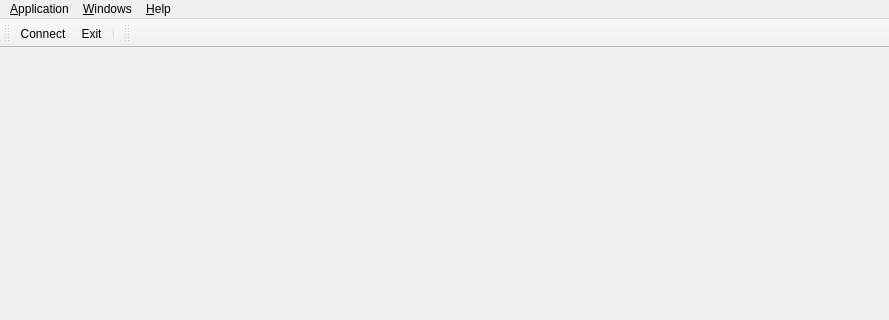
Before: the Qt Designer form lib/nicos/gui/main.ui in mlz-ictrl/nicos, drawn with Qt 5; both pictures show x 0 to 889 and y 0 to 320 of the 889 by 766 pixel window.
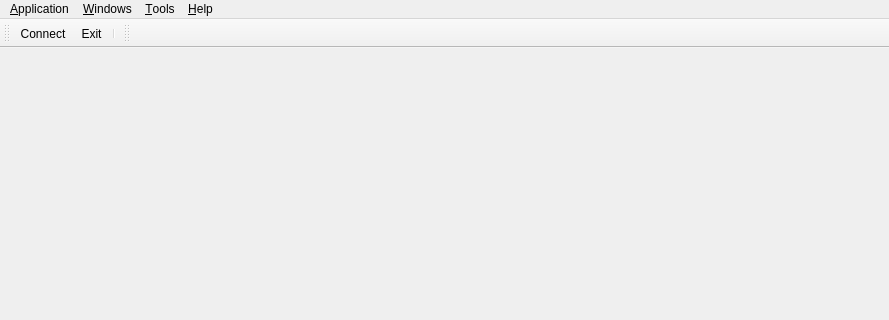
After: the same form once the commit is applied. Icons and pictures are not drawn.

Commit message: Add a menu to the main window to invoke tools.

Diff of the .ui file:
```diff
--- a/lib/nicos/gui/main.ui
+++ b/lib/nicos/gui/main.ui
@@ -57,8 +57,14 @@
     <addaction name="actionAbout"/>
     <addaction name="actionAboutQt"/>
    </widget>
+   <widget class="QMenu" name="menuTools">
+    <property name="title">
+     <string>&amp;Tools</string>
+    </property>
+   </widget>
    <addaction name="menuFile"/>
    <addaction name="menuWindows"/>
+   <addaction name="menuTools"/>
    <addaction name="menuHelp"/>
   </widget>
   <widget class="QToolBar" name="toolBarMain">
```
The commit also changes 4 other files.
